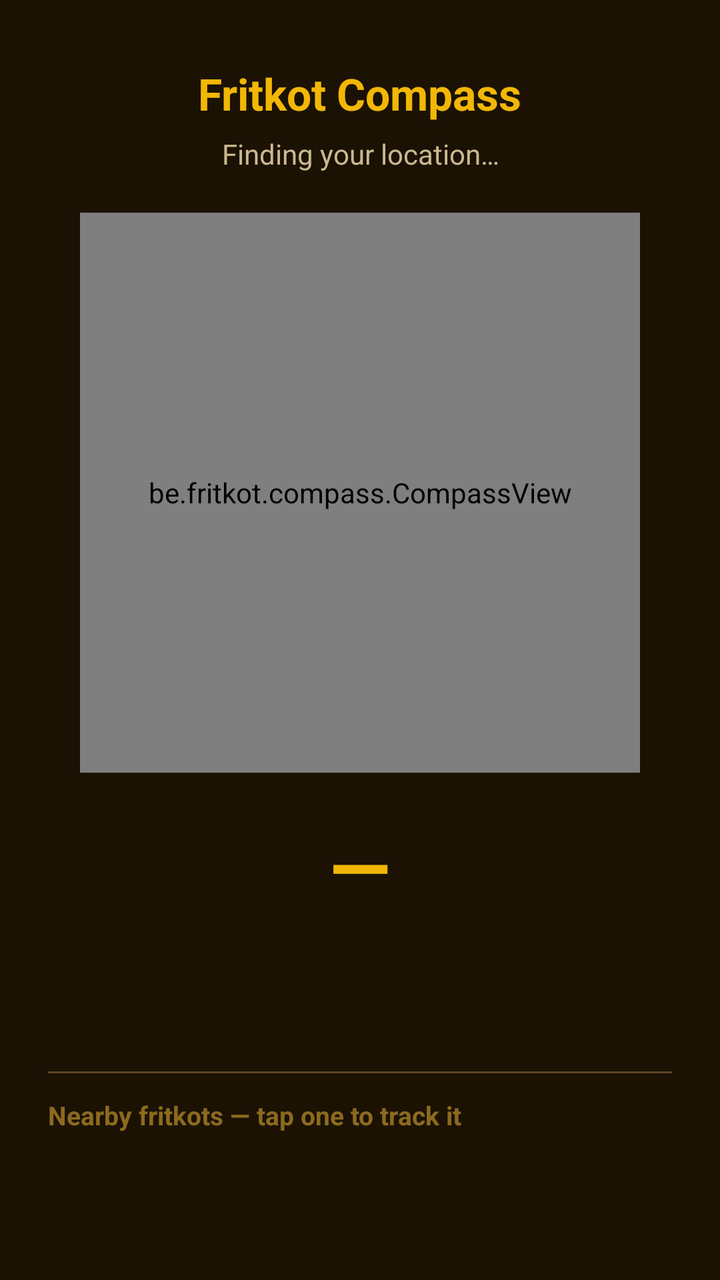
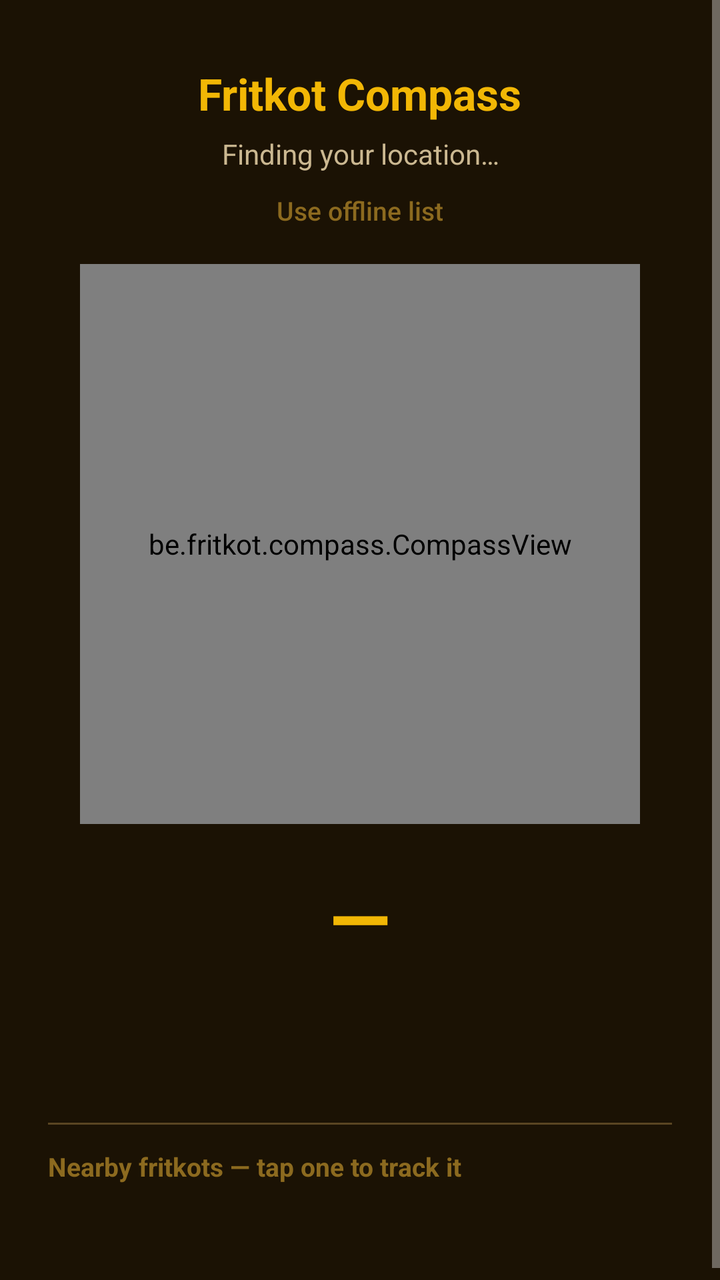

The first picture is an Android layout as it rendered before a commit; the second is the same layout after the commit. The layout source and the unified diff follow.
<!-- AndroidManifest.xml: application theme AppTheme -->
<!-- res/layout/activity_main.xml -->
<?xml version="1.0" encoding="utf-8"?>
<ScrollView xmlns:android="http://schemas.android.com/apk/res/android"
    android:layout_width="match_parent"
    android:layout_height="match_parent"
    android:background="@color/bg_dark"
    android:fillViewport="true">

    <LinearLayout
        android:layout_width="match_parent"
        android:layout_height="wrap_content"
        android:orientation="vertical"
        android:padding="24dp"
        android:gravity="center_horizontal">

        <TextView
            android:id="@+id/tvAppTitle"
            android:layout_width="wrap_content"
            android:layout_height="wrap_content"
            android:text="@string/app_name"
            android:textColor="@color/accent_gold"
            android:textSize="22sp"
            android:textStyle="bold"
            android:layout_marginTop="8dp" />

        <TextView
            android:id="@+id/tvStatus"
            android:layout_width="match_parent"
            android:layout_height="wrap_content"
            android:text="@string/status_locating"
            android:textColor="@color/text_secondary"
            android:textSize="14sp"
            android:gravity="center"
            android:layout_marginTop="6dp"
            android:layout_marginBottom="12dp" />

        <be.fritkot.compass.CompassView
            android:id="@+id/compassView"
            android:layout_width="280dp"
            android:layout_height="280dp"
            android:layout_marginTop="8dp" />

        <TextView
            android:id="@+id/tvDistance"
            android:layout_width="wrap_content"
            android:layout_height="wrap_content"
            android:text="—"
            android:textColor="@color/accent_gold"
            android:textSize="40sp"
            android:textStyle="bold"
            android:layout_marginTop="20dp" />

        <TextView
            android:id="@+id/tvName"
            android:layout_width="match_parent"
            android:layout_height="wrap_content"
            android:text=""
            android:textColor="@color/text_primary"
            android:textSize="18sp"
            android:gravity="center"
            android:layout_marginTop="4dp" />

        <TextView
            android:id="@+id/tvAddress"
            android:layout_width="match_parent"
            android:layout_height="wrap_content"
            android:text=""
            android:textColor="@color/text_secondary"
            android:textSize="13sp"
            android:gravity="center"
            android:layout_marginTop="2dp"
            android:layout_marginBottom="8dp" />

        <Button
            android:id="@+id/btnAction"
            android:layout_width="wrap_content"
            android:layout_height="wrap_content"
            android:text="@string/retry"
            android:visibility="gone"
            android:layout_marginTop="8dp" />

        <View
            android:layout_width="match_parent"
            android:layout_height="1dp"
            android:background="@color/dial_ring"
            android:layout_marginTop="20dp"
            android:layout_marginBottom="12dp" />

        <TextView
            android:layout_width="match_parent"
            android:layout_height="wrap_content"
            android:text="@string/nearby_label"
            android:textColor="@color/accent_gold_dim"
            android:textSize="13sp"
            android:textStyle="bold"
            android:layout_marginBottom="6dp" />

        <LinearLayout
            android:id="@+id/llNearby"
            android:layout_width="match_parent"
            android:layout_height="wrap_content"
            android:orientation="vertical"
            android:layout_marginBottom="24dp" />

    </LinearLayout>
</ScrollView>
<!-- resources referenced by this layout -->
<resources>
  <color name="accent_gold">#F2B705</color>
  <color name="accent_gold_dim">#8C6A1F</color>
  <color name="bg_dark">#1B1204</color>
  <color name="dial_ring">#5A4522</color>
  <color name="text_primary">#FFF6E5</color>
  <color name="text_secondary">#CBB891</color>
  <string name="app_name">Fritkot Compass</string>
  <string name="nearby_label">Nearby fritkots — tap one to track it</string>
  <string name="retry">Retry</string>
  <string name="status_locating">Finding your location…</string>
  <style name="AppTheme" parent="android:Theme.Material.NoActionBar">
          <item name="android:colorBackground">@color/bg_dark</item>
          <item name="android:statusBarColor">@color/bg_dark</item>
          <item name="android:navigationBarColor">@color/bg_dark</item>
          <item name="android:windowLightStatusBar">false</item>
      </style>
</resources>

<!-- the commit's change to res/layout/activity_main.xml (unified diff, before → after) -->
@@ -31,7 +31,22 @@
             android:textSize="14sp"
             android:gravity="center"
             android:layout_marginTop="6dp"
-            android:layout_marginBottom="12dp" />
+            android:layout_marginBottom="8dp" />
+
+        <Button
+            android:id="@+id/btnDataSource"
+            style="?android:attr/buttonBarButtonStyle"
+            android:layout_width="wrap_content"
+            android:layout_height="wrap_content"
+            android:text="@string/use_offline"
+            android:textAllCaps="false"
+            android:textColor="@color/accent_gold_dim"
+            android:textSize="13sp"
+            android:minWidth="0dp"
+            android:minHeight="0dp"
+            android:paddingTop="2dp"
+            android:paddingBottom="2dp"
+            android:layout_marginBottom="8dp" />
 
         <be.fritkot.compass.CompassView
             android:id="@+id/compassView"
<!-- resource entries referenced after the edit -->
@@ -10,6 +10,7 @@
   <string name="nearby_label">Nearby fritkots — tap one to track it</string>
   <string name="retry">Retry</string>
   <string name="status_locating">Finding your location…</string>
+  <string name="use_offline">Use offline list</string>
   <style name="AppTheme" parent="android:Theme.Material.NoActionBar">
           <item name="android:colorBackground">@color/bg_dark</item>
           <item name="android:statusBarColor">@color/bg_dark</item>
